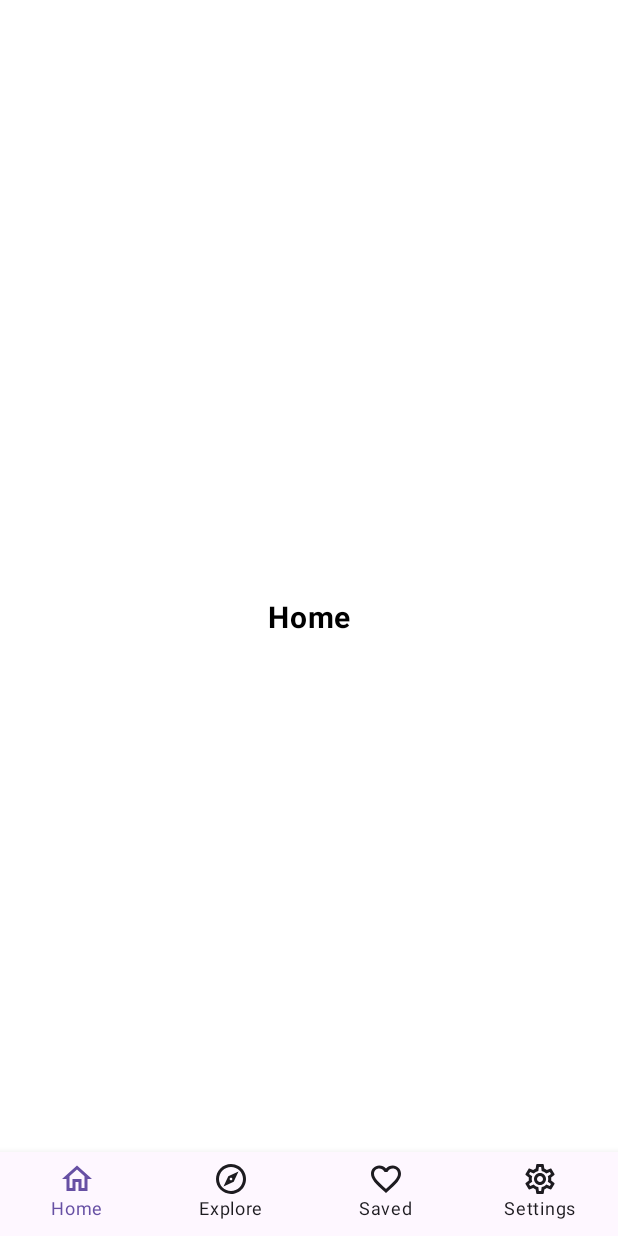
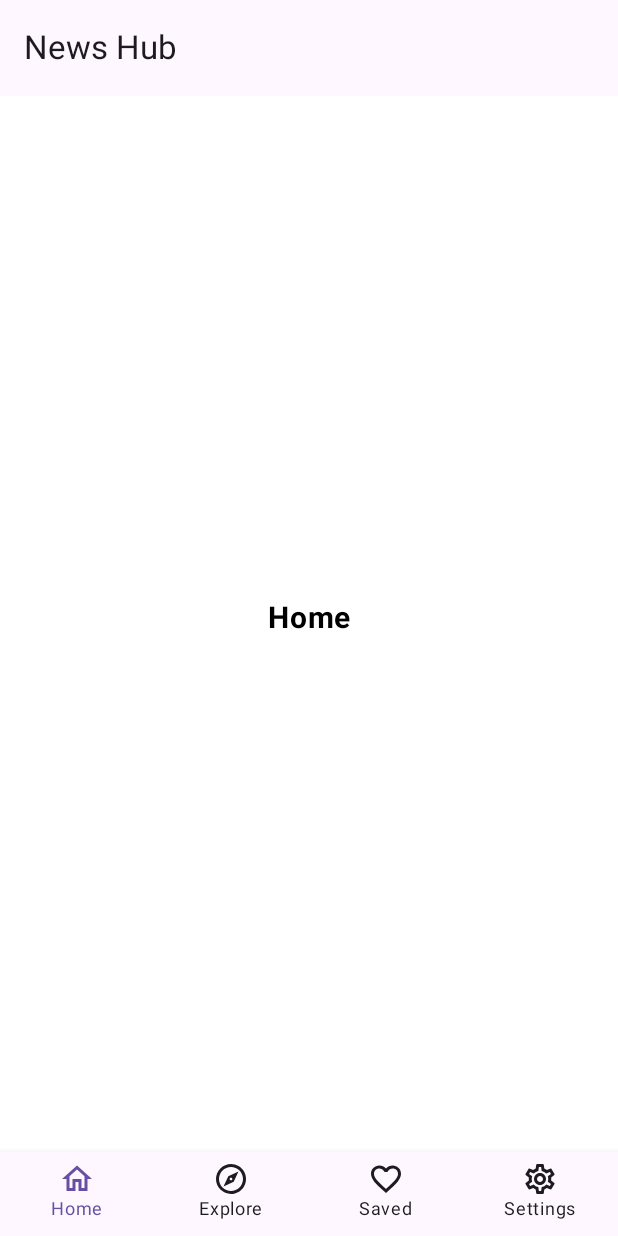
Before and after one commit to pasichDev/NewsHub, an Android app built with Jetpack Compose: the screen it shows after launch (MainActivity), on a phone screen of 412 x 824 dp. Run offline under Robolectric (Android 15) with nearby library versions, the phone set to English and light mode, and no system bars; our stand-ins replace accompanist.

Commit message:
#2
Signed-off-by: PasichDev <67899666+pasichDev@users.noreply.github.com>

```diff
--- a/app/src/main/java/com/pasichdev/newshub/MainActivity.kt
+++ b/app/src/main/java/com/pasichdev/newshub/MainActivity.kt
@@ -15,6 +15,7 @@ import androidx.compose.material3.Icon
 import androidx.compose.material3.MaterialTheme
 import androidx.compose.material3.Scaffold
 import androidx.compose.material3.Text
+import androidx.compose.material3.TopAppBar
 import androidx.compose.runtime.Composable
 import androidx.compose.runtime.getValue
 import androidx.compose.ui.Alignment
@@ -22,6 +23,7 @@ import androidx.compose.ui.Modifier
 import androidx.compose.ui.graphics.Color
 import androidx.compose.ui.res.colorResource
 import androidx.compose.ui.res.painterResource
+import androidx.compose.ui.res.stringResource
 import androidx.compose.ui.text.font.FontWeight
 import androidx.compose.ui.text.style.TextAlign
 import androidx.compose.ui.tooling.preview.Preview
@@ -55,6 +57,16 @@ class MainActivity : ComponentActivity() {
 fun MainScreen() {
     val navController = rememberNavController()
     Scaffold(
+        topBar = {
+            TopAppBar(
+                title = {
+                    Text(
+                        text = stringResource(id = R.string.app_name),
+                        style = MaterialTheme.typography.titleLarge
+                    )
+                }
+            )
+        },
         bottomBar = { BottomNavigation(navController = navController) }
     ) {
         NavigationGraph(navController = navController)
```
